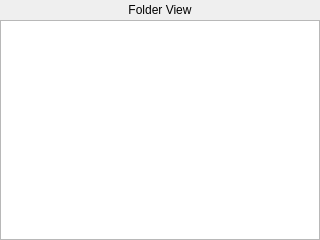
This is folderview.ui in FrankMamuda/iconboard as Qt 5 draws it before an edit. The edited form follows.
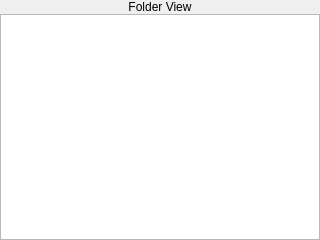
This is the edited form.

The edit to the form file:
```diff
--- a/folderview.ui
+++ b/folderview.ui
@@ -31,12 +31,6 @@
    </property>
    <item>
     <widget class="QLabel" name="title">
-     <property name="minimumSize">
-      <size>
-       <width>0</width>
-       <height>20</height>
-      </size>
-     </property>
      <property name="text">
       <string>Folder View</string>
      </property>
```
